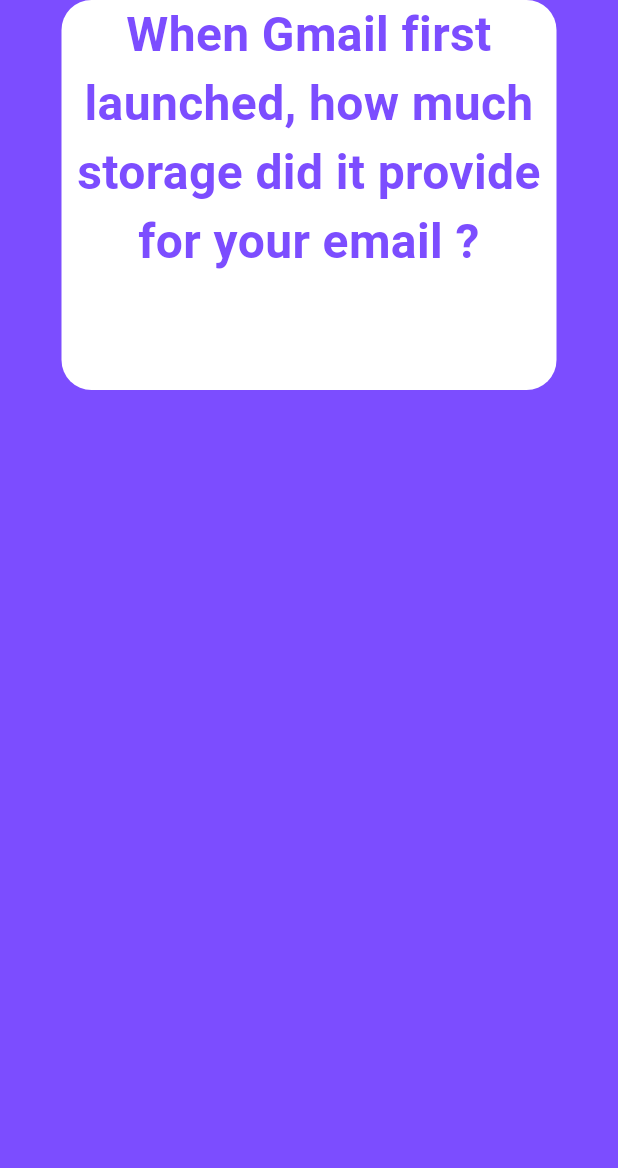
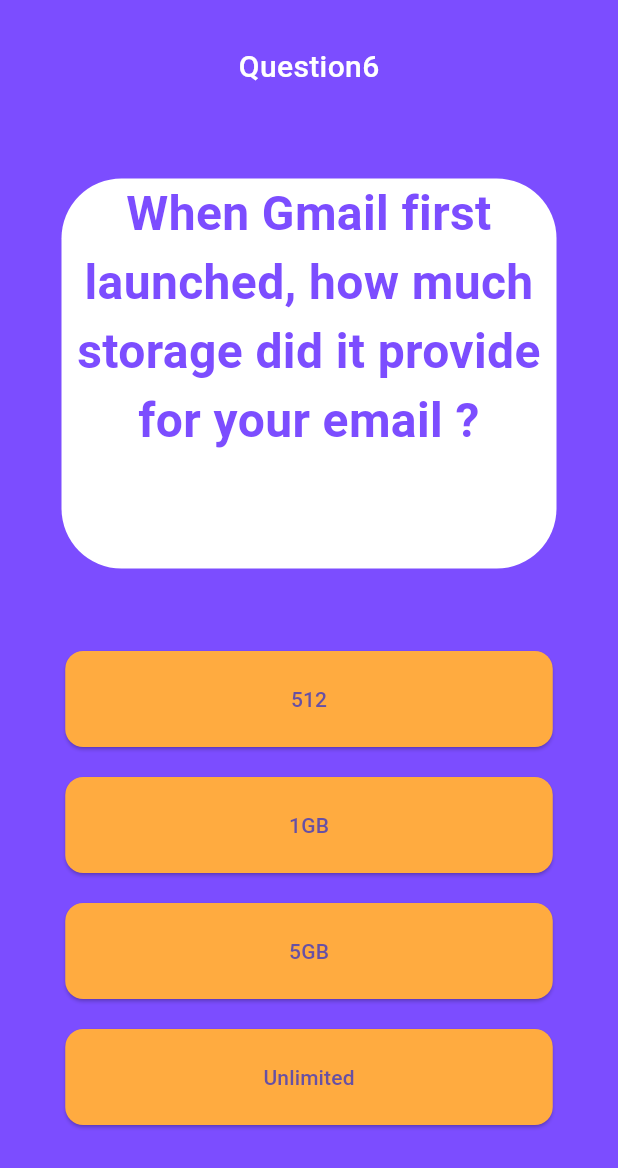
Before and after one commit to MilisaGwadiso/https---github.com-MilisaGwadiso-trivia-app, a Flutter app: the screen it shows after launch, after a tap on the "play arrow" icon, on a phone screen of 412 x 824 dp. Shown: the top 1168 px of the screen. Run offline on Flutter 3.47's test engine with Material 3 defaults, Android fonts, the phone set to English and light mode, and no system bars.

Commit message:
added a reusable list to the quizscreen

```diff
--- a/lib/Widgets/Questions/quizscreen1.dart
+++ b/lib/Widgets/Questions/quizscreen1.dart
@@ -1,4 +1,5 @@
 import 'package:flutter/material.dart';
+import 'package:trivia_app/Widgets/button_list.dart';
 import 'package:trivia_app/Widgets/screens_container.dart';
 
 class Quizscreen extends StatefulWidget {
@@ -14,9 +15,20 @@ class _QuizscreenState extends State<Quizscreen> {
     return const Scaffold(
       backgroundColor: Colors.deepPurpleAccent,
       body: Center(
-        child: Column( children: [
+        child: Column(
+          children: [
+            SizedBox(height: 30,),
+            Center(
+            child: Text('Question6',
+          style: TextStyle(
+            color: Colors.white,
+            fontSize:20,
+            fontWeight: FontWeight.w500),
+            ),),
+          SizedBox(height: 60,),
           ScreensContainer(text: 'When Gmail first launched, how much storage did it provide for your email ?',),
-   ] )
+          SizedBox(height: 45,), // kjbijbih
+  ButtonList(answers: ['512','1GB','5GB','Unlimited'],) ] )
    )
     );
   }
--- a/lib/Widgets/button_list.dart
+++ b/lib/Widgets/button_list.dart
@@ -1 +1,21 @@
 import 'package:flutter/material.dart';
+ class ButtonList extends StatelessWidget {
+   const ButtonList({
+    required this.answers,
+    super.key});
+final List<String> answers ;
+
+  @override
+  Widget build(BuildContext context) {
+  return Column(
+    children: answers.map((answer) =>   Padding(
+      padding: const EdgeInsets.only(top: 10, bottom: 10),
+      child: ElevatedButton(
+        style: ElevatedButton.styleFrom(backgroundColor:Colors.orangeAccent, minimumSize: const Size(325, 64),
+         shape: RoundedRectangleBorder(borderRadius: BorderRadius.circular(12),
+         )),
+        child: Text(answer),onPressed: () {}),
+    ),).toList(),
+  );
+  }
+}
--- a/lib/Widgets/container.dart
+++ b/lib/Widgets/container.dart
@@ -15,7 +15,7 @@ final String text;
     return  Container( height: height,
     width: width, alignment: Alignment.center,
     margin:const EdgeInsets.only(top:18),
-     decoration:BoxDecoration(borderRadius: BorderRadius.circular(20),
+     decoration:BoxDecoration(borderRadius: BorderRadius.circular(40),
    color: Colors.white, ),
    child: Stack(clipBehavior : Clip.none,
     children: [ const Center(
--- a/lib/Widgets/screens_container.dart
+++ b/lib/Widgets/screens_container.dart
@@ -9,7 +9,7 @@ final String text;
   Widget build(BuildContext context) {
     return  Container(
       height: 260, width: 330,
-       decoration: BoxDecoration(borderRadius: BorderRadius.circular(20), color:Colors.white,),
+       decoration: BoxDecoration(borderRadius: BorderRadius.circular(40), color:Colors.white,),
       child: Text(text,
       style: const TextStyle(fontWeight: FontWeight.bold,color: Colors.deepPurpleAccent,fontSize:32,),
        textAlign: TextAlign.center,
```
